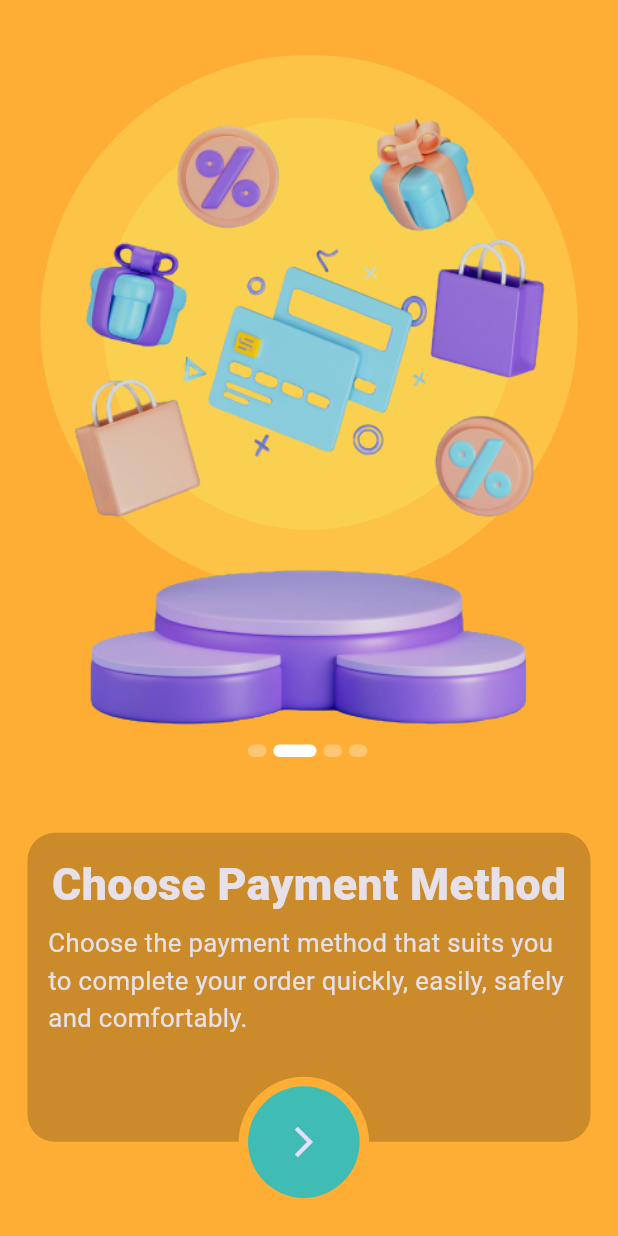
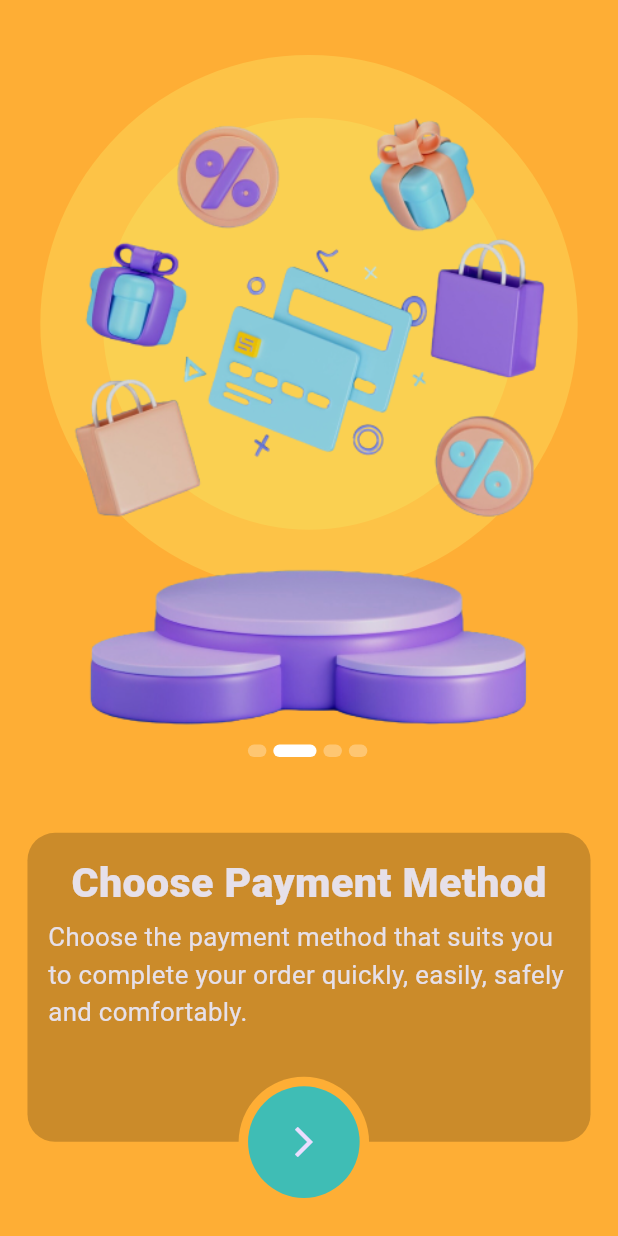
Before and after one commit to mahmoud-alaa77/Holo-Cart, a Flutter app: the screen it shows after launch, swiped to page 2, on a phone screen of 412 x 824 dp. Run offline on Flutter 3.47's test engine with Material 3 defaults, Android fonts, the phone set to English and light mode, and no system bars; our stand-ins replace flutter_screenutil.

Commit message:
change font size in onboarding screen title

```diff
--- a/lib/core/themes/app_text_styles.dart
+++ b/lib/core/themes/app_text_styles.dart
@@ -6,10 +6,12 @@ class AppTextStyles {
     fontSize: 26.0.sp,
     fontWeight: FontWeight.w900,
   );
-
- static TextStyle font15W400 = TextStyle(
+  static TextStyle font24W900 = TextStyle(
+    fontSize: 24.0.sp,
+    fontWeight: FontWeight.w900,
+  );
+  static TextStyle font15W400 = TextStyle(
     fontSize: 15.0.sp,
     fontWeight: FontWeight.w400,
   );
-
 }
--- a/lib/features/on_boarding/ui/widgets/lower_body.dart
+++ b/lib/features/on_boarding/ui/widgets/lower_body.dart
@@ -9,14 +9,15 @@ class LowerBody extends StatelessWidget {
   final Color buttonColor;
   final Color buttonBackgroundColor;
   final void Function()? onTap;
-  final bool isLast ;
+  final bool isLast;
   const LowerBody(
       {super.key,
       required this.title,
       required this.subTitle,
       required this.buttonColor,
       required this.buttonBackgroundColor,
-      this.onTap, required this.isLast});
+      this.onTap,
+      required this.isLast});
 
   @override
   Widget build(BuildContext context) {
@@ -31,13 +32,13 @@ class LowerBody extends StatelessWidget {
           margin: EdgeInsetsDirectional.symmetric(horizontal: 16.r),
           padding: EdgeInsetsDirectional.all(12.r),
           decoration: BoxDecoration(
-              color: Colors.black.withOpacity(.2),
+              color: Colors.black.withValues(alpha: .2),
               borderRadius: BorderRadius.circular(16.r)),
           child: Column(
             children: [
               Text(
                 title,
-                style: AppTextStyles.font26W900,
+                style: AppTextStyles.font24W900,
               ),
               verticalSpace(4),
               Text(
@@ -61,8 +62,14 @@ class LowerBody extends StatelessWidget {
                     height: 65.h,
                     decoration: BoxDecoration(
                         shape: BoxShape.circle, color: buttonColor),
-                    child:  Center(
-                      child:isLast ? const Icon(Icons.done,color:Colors.green,size: 35,) : const Icon(Icons.arrow_forward_ios_outlined),
+                    child: Center(
+                      child: isLast
+                          ? const Icon(
+                              Icons.done,
+                              color: Colors.green,
+                              size: 35,
+                            )
+                          : const Icon(Icons.arrow_forward_ios_outlined),
                     ),
                   )),
             )),
```
